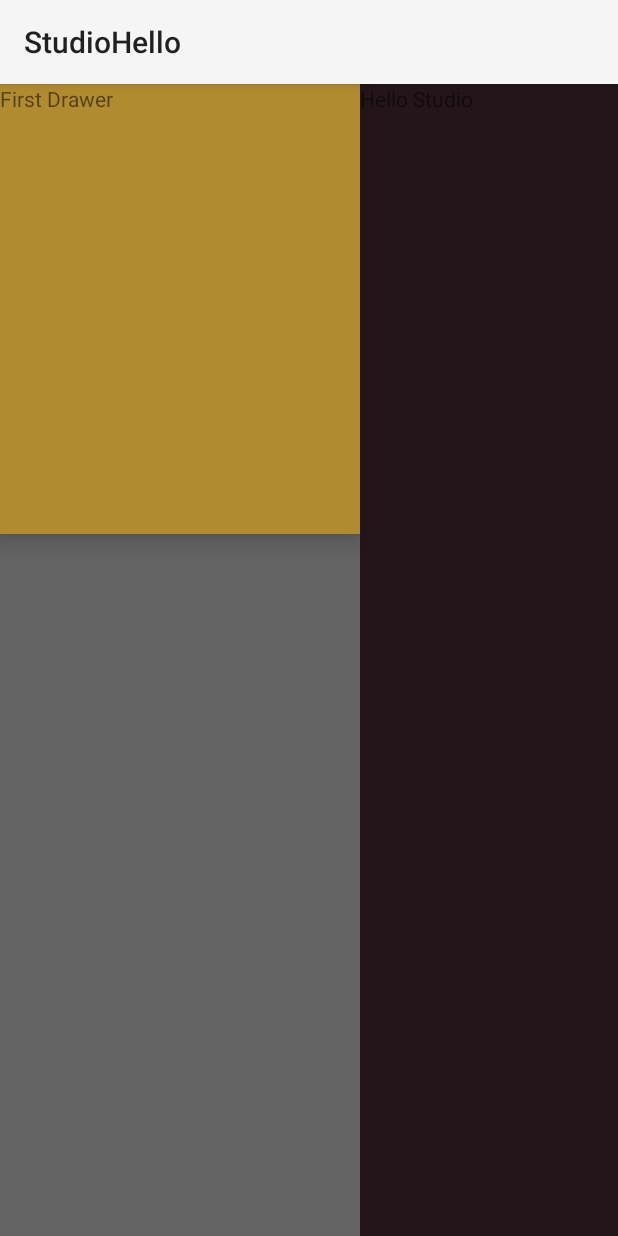
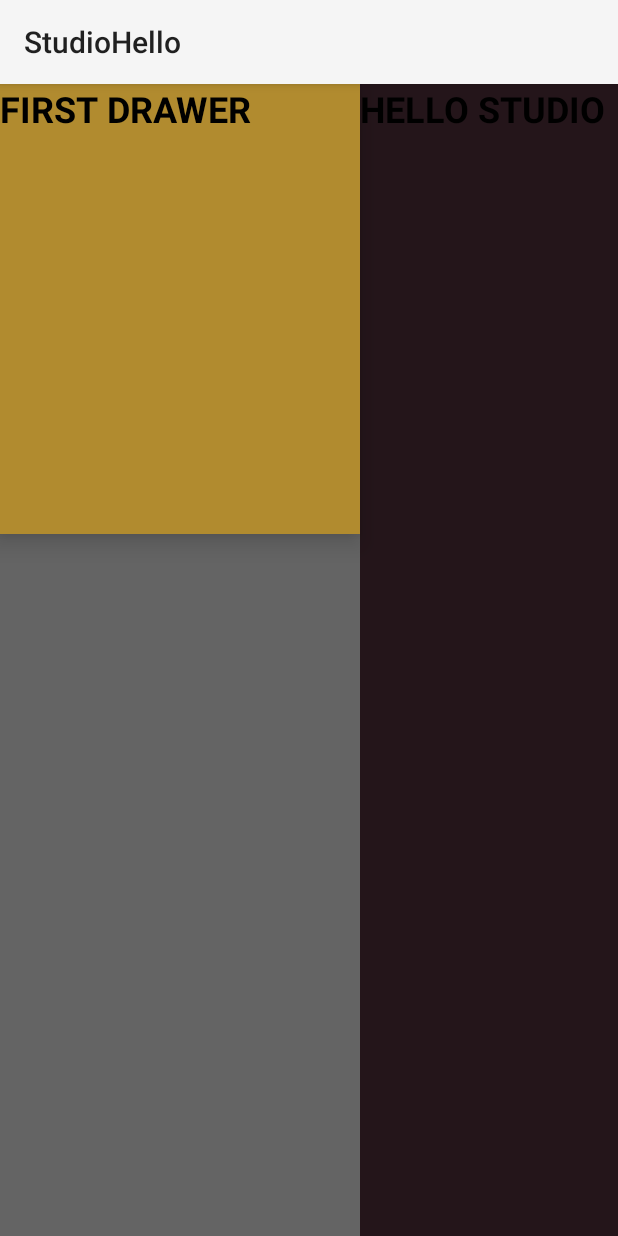
Before and after one commit to ishan1608/StudioHello, an Android app: the screen it shows after launch (MainActivity), with the side drawer open, on a phone screen of 412 x 824 dp. Run offline under Robolectric (Android 15) with nearby library versions, the phone set to English and light mode, and no system bars.

Commit message:
Styling text to appear more prominent.

```diff
--- a/app/src/main/res/layout/activity_main.xml
+++ b/app/src/main/res/layout/activity_main.xml
@@ -11,7 +11,8 @@
         <TextView
             android:layout_width="wrap_content"
             android:layout_height="wrap_content"
-            android:text="@string/hello_studio"/>
+            android:text="@string/hello_studio"
+            android:textAppearance="@style/Greeting"/>
     </FrameLayout>
     <FrameLayout android:id="@+id/left_drawer"
         android:layout_width="240dp"
@@ -21,7 +22,8 @@
         <TextView
             android:layout_width="wrap_content"
             android:layout_height="wrap_content"
-            android:text="@string/first_drawer_greeting"/>
+            android:text="@string/first_drawer_greeting"
+            android:textAppearance="@style/Greeting"/>
         </FrameLayout>
     <LinearLayout android:id="@+id/right_drawer"
         android:orientation="vertical"
@@ -32,6 +34,7 @@
         <TextView
             android:layout_width="wrap_content"
             android:layout_height="wrap_content"
-            android:text="@string/second_drawer_greeting"/>
+            android:text="@string/second_drawer_greeting"
+            android:textAppearance="@style/Greeting"/>
         </LinearLayout>
 </android.support.v4.widget.DrawerLayout>
--- a/app/src/main/res/values/styles.xml
+++ b/app/src/main/res/values/styles.xml
@@ -4,5 +4,10 @@
     <style name="AppTheme" parent="android:Theme.Holo.Light.DarkActionBar">
         <!-- Customize your theme here. -->
     </style>
+    <style name="Greeting">
+        <item name="android:textAllCaps">true</item>
+        <item name="android:textStyle">bold</item>
+        <item name="android:textSize">24sp</item>
+    </style>
 
 </resources>
```
